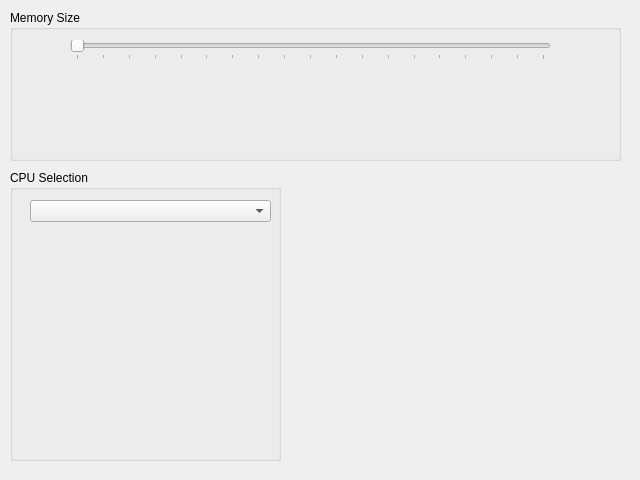
wchen329/mips-tools, file simUI/simoptionsdialog.ui: the form before one commit.
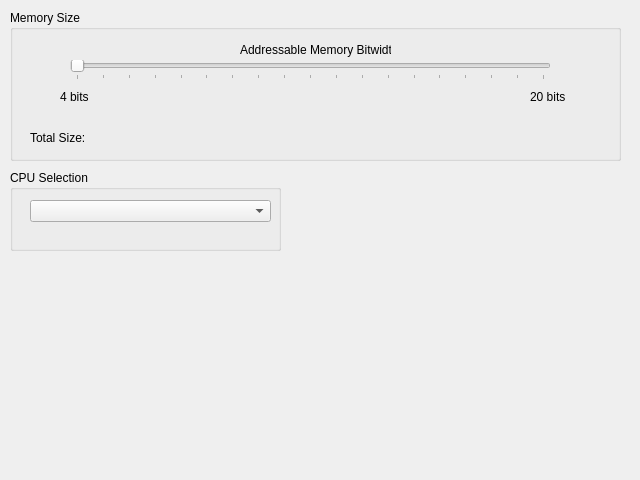
The form after the commit.

What changed in the file:
```diff
--- a/simUI/simoptionsdialog.ui
+++ b/simUI/simoptionsdialog.ui
@@ -29,7 +29,7 @@
     <property name="geometry">
      <rect>
       <x>60</x>
-      <y>30</y>
+      <y>50</y>
       <width>481</width>
       <height>20</height>
      </rect>
@@ -50,6 +50,58 @@
      <enum>QSlider::TicksBelow</enum>
     </property>
    </widget>
+   <widget class="QLabel" name="label">
+    <property name="geometry">
+     <rect>
+      <x>50</x>
+      <y>80</y>
+      <width>46</width>
+      <height>13</height>
+     </rect>
+    </property>
+    <property name="text">
+     <string>4 bits</string>
+    </property>
+   </widget>
+   <widget class="QLabel" name="label_2">
+    <property name="geometry">
+     <rect>
+      <x>520</x>
+      <y>80</y>
+      <width>46</width>
+      <height>13</height>
+     </rect>
+    </property>
+    <property name="text">
+     <string>20 bits</string>
+    </property>
+   </widget>
+   <widget class="QLabel" name="label_BitWidth">
+    <property name="geometry">
+     <rect>
+      <x>230</x>
+      <y>30</y>
+      <width>151</width>
+      <height>20</height>
+     </rect>
+    </property>
+    <property name="text">
+     <string>Addressable Memory Bitwidth</string>
+    </property>
+   </widget>
+   <widget class="QLabel" name="label_TotalSize">
+    <property name="geometry">
+     <rect>
+      <x>20</x>
+      <y>120</y>
+      <width>371</width>
+      <height>16</height>
+     </rect>
+    </property>
+    <property name="text">
+     <string>Total Size:</string>
+    </property>
+   </widget>
   </widget>
   <widget class="QGroupBox" name="groupBoxCPUSelect">
    <property name="geometry">
@@ -57,7 +109,7 @@
      <x>10</x>
      <y>170</y>
      <width>271</width>
-     <height>291</height>
+     <height>81</height>
     </rect>
    </property>
    <property name="title">
```
